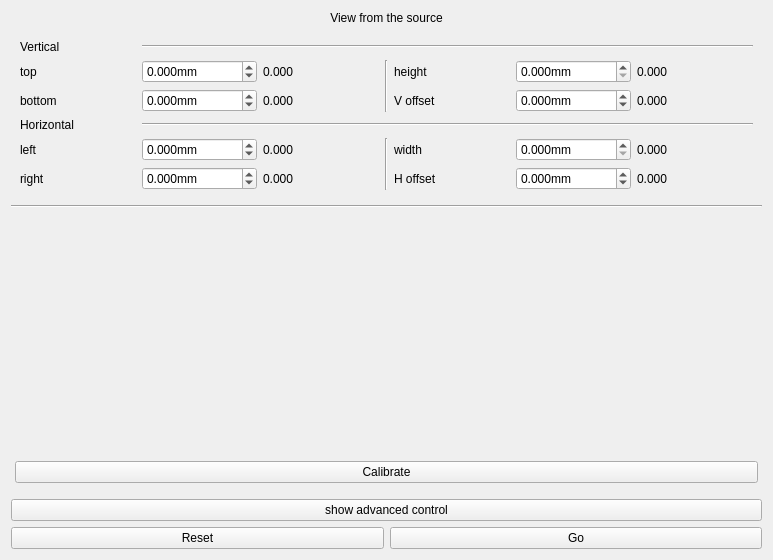
Old version of the form hhlSlits/hhlSlitsGui/hhlSlitsGui.ui in the repository MatthewJCameron/imbl.
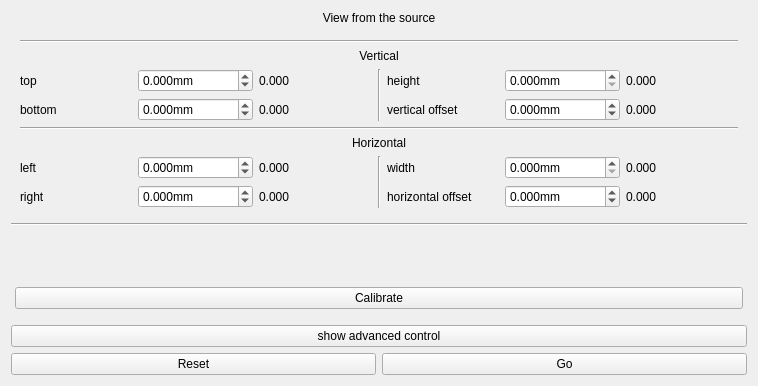
New version of the form. Custom widgets are drawn as their Qt base class.

```diff
--- a/hhlSlits/hhlSlitsGui/hhlSlitsGui.ui
+++ b/hhlSlits/hhlSlitsGui/hhlSlitsGui.ui
@@ -6,8 +6,8 @@
    <rect>
     <x>0</x>
     <y>0</y>
-    <width>773</width>
-    <height>560</height>
+    <width>758</width>
+    <height>386</height>
    </rect>
   </property>
   <property name="windowTitle">
@@ -30,40 +30,40 @@
    <item>
     <widget class="QWidget" name="control" native="true">
      <layout class="QGridLayout" name="gridLayout">
-      <item row="1" column="0">
+      <item row="2" column="0">
        <widget class="QLabel" name="label_2">
         <property name="text">
          <string>top</string>
         </property>
        </widget>
       </item>
-      <item row="2" column="0">
+      <item row="3" column="0">
        <widget class="QLabel" name="label_3">
         <property name="text">
          <string>bottom</string>
         </property>
        </widget>
       </item>
-      <item row="1" column="1">
-       <widget class="QDoubleSpinBoxEntered" name="tpG">
-        <property name="suffix">
-         <string>mm</string>
-        </property>
-        <property name="decimals">
-         <number>3</number>
-        </property>
-        <property name="minimum">
-         <double>-999999999.000000000000000</double>
-        </property>
-        <property name="maximum">
-         <double>999999999.000000000000000</double>
-        </property>
-        <property name="singleStep">
-         <double>0.100000000000000</double>
-        </property>
-       </widget>
-      </item>
       <item row="2" column="1">
+       <widget class="QDoubleSpinBoxEntered" name="tpG">
+        <property name="suffix">
+         <string>mm</string>
+        </property>
+        <property name="decimals">
+         <number>3</number>
+        </property>
+        <property name="minimum">
+         <double>-999999999.000000000000000</double>
+        </property>
+        <property name="maximum">
+         <double>999999999.000000000000000</double>
+        </property>
+        <property name="singleStep">
+         <double>0.100000000000000</double>
+        </property>
+       </widget>
+      </item>
+      <item row="3" column="1">
        <widget class="QDoubleSpinBoxEntered" name="bpG">
         <property name="suffix">
          <string>mm</string>
@@ -82,86 +82,58 @@
         </property>
        </widget>
       </item>
-      <item row="1" column="2">
-       <widget class="QLabel" name="tpV">
-        <property name="text">
-         <string>0.000</string>
-        </property>
-       </widget>
-      </item>
       <item row="2" column="2">
+       <widget class="QLabel" name="tpV">
+        <property name="text">
+         <string>0.000</string>
+        </property>
+       </widget>
+      </item>
+      <item row="3" column="2">
        <widget class="QLabel" name="bpV">
         <property name="text">
          <string>0.000</string>
         </property>
        </widget>
       </item>
-      <item row="0" column="0">
-       <widget class="QLabel" name="label">
-        <property name="text">
-         <string>Vertical</string>
-        </property>
-       </widget>
-      </item>
-      <item row="0" column="1" colspan="6">
-       <widget class="Line" name="line">
-        <property name="orientation">
-         <enum>Qt::Horizontal</enum>
-        </property>
-       </widget>
-      </item>
-      <item row="3" column="0">
-       <widget class="QLabel" name="label_4">
-        <property name="text">
-         <string>Horizontal</string>
-        </property>
-       </widget>
-      </item>
-      <item row="1" column="3" rowspan="2">
+      <item row="2" column="3" rowspan="2">
        <widget class="Line" name="line_2">
         <property name="orientation">
          <enum>Qt::Vertical</enum>
         </property>
        </widget>
       </item>
-      <item row="1" column="4">
+      <item row="2" column="4">
        <widget class="QLabel" name="label_5">
         <property name="text">
          <string>height</string>
         </property>
        </widget>
       </item>
-      <item row="2" column="4">
+      <item row="3" column="4">
        <widget class="QLabel" name="label_6">
         <property name="text">
-         <string>V offset</string>
-        </property>
-       </widget>
-      </item>
-      <item row="3" column="1" colspan="6">
-       <widget class="Line" name="line_3">
-        <property name="orientation">
-         <enum>Qt::Horizontal</enum>
-        </property>
-       </widget>
-      </item>
-      <item row="1" column="5">
-       <widget class="QDoubleSpinBoxEntered" name="voG">
-        <property name="suffix">
-         <string>mm</string>
-        </property>
-        <property name="decimals">
-         <number>3</number>
-        </property>
-        <property name="maximum">
-         <double>999999999.000000000000000</double>
-        </property>
-        <property name="singleStep">
-         <double>0.100000000000000</double>
+         <string>vertical offset</string>
         </property>
        </widget>
       </item>
       <item row="2" column="5">
+       <widget class="QDoubleSpinBoxEntered" name="voG">
+        <property name="suffix">
+         <string>mm</string>
+        </property>
+        <property name="decimals">
+         <number>3</number>
+        </property>
+        <property name="maximum">
+         <double>999999999.000000000000000</double>
+        </property>
+        <property name="singleStep">
+         <double>0.100000000000000</double>
+        </property>
+       </widget>
+      </item>
+      <item row="3" column="5">
        <widget class="QDoubleSpinBoxEntered" name="vpG">
         <property name="suffix">
          <string>mm</string>
@@ -180,49 +152,49 @@
         </property>
        </widget>
       </item>
-      <item row="1" column="6">
-       <widget class="QLabel" name="voV">
-        <property name="text">
-         <string>0.000</string>
-        </property>
-       </widget>
-      </item>
       <item row="2" column="6">
+       <widget class="QLabel" name="voV">
+        <property name="text">
+         <string>0.000</string>
+        </property>
+       </widget>
+      </item>
+      <item row="3" column="6">
        <widget class="QLabel" name="vpV">
         <property name="text">
          <string>0.000</string>
         </property>
        </widget>
       </item>
-      <item row="4" column="0">
+      <item row="6" column="0">
        <widget class="QLabel" name="label_7">
         <property name="text">
          <string>left</string>
         </property>
        </widget>
       </item>
-      <item row="4" column="4">
+      <item row="6" column="4">
        <widget class="QLabel" name="label_8">
         <property name="text">
          <string>width</string>
         </property>
        </widget>
       </item>
-      <item row="4" column="2">
+      <item row="6" column="2">
        <widget class="QLabel" name="lpV">
         <property name="text">
          <string>0.000</string>
         </property>
        </widget>
       </item>
-      <item row="4" column="6">
+      <item row="6" column="6">
        <widget class="QLabel" name="hoV">
         <property name="text">
          <string>0.000</string>
         </property>
        </widget>
       </item>
-      <item row="4" column="1">
+      <item row="6" column="1">
        <widget class="QDoubleSpinBoxEntered" name="lpG">
         <property name="suffix">
          <string>mm</string>
@@ -241,7 +213,7 @@
         </property>
        </widget>
       </item>
-      <item row="4" column="5">
+      <item row="6" column="5">
        <widget class="QDoubleSpinBoxEntered" name="hoG">
         <property name="suffix">
          <string>mm</string>
@@ -257,28 +229,28 @@
         </property>
        </widget>
       </item>
-      <item row="5" column="0">
+      <item row="7" column="0">
        <widget class="QLabel" name="label_9">
         <property name="text">
          <string>right</string>
         </property>
        </widget>
       </item>
-      <item row="5" column="2">
+      <item row="7" column="2">
        <widget class="QLabel" name="rpV">
         <property name="text">
          <string>0.000</string>
         </property>
        </widget>
       </item>
-      <item row="5" column="4">
+      <item row="7" column="4">
        <widget class="QLabel" name="label_10">
         <property name="text">
-         <string>H offset</string>
+         <string>horizontal offset</string>
         </property>
        </widget>
       </item>
-      <item row="5" column="1">
+      <item row="7" column="1">
        <widget class="QDoubleSpinBoxEntered" name="rpG">
         <property name="suffix">
          <string>mm</string>
@@ -297,7 +269,7 @@
         </property>
        </widget>
       </item>
-      <item row="5" column="5">
+      <item row="7" column="5">
        <widget class="QDoubleSpinBoxEntered" name="hpG">
         <property name="suffix">
          <string>mm</string>
@@ -316,20 +288,54 @@
         </property>
        </widget>
       </item>
-      <item row="5" column="6">
+      <item row="7" column="6">
        <widget class="QLabel" name="hpV">
         <property name="text">
          <string>0.000</string>
         </property>
        </widget>
       </item>
-      <item row="4" column="3" rowspan="2">
+      <item row="6" column="3" rowspan="2">
        <widget class="Line" name="line_4">
         <property name="orientation">
          <enum>Qt::Vertical</enum>
         </property>
        </widget>
       </item>
+      <item row="0" column="0" colspan="7">
+       <widget class="Line" name="line">
+        <property name="orientation">
+         <enum>Qt::Horizontal</enum>
+        </property>
+       </widget>
+      </item>
+      <item row="4" column="0" colspan="7">
+       <widget class="Line" name="line_3">
+        <property name="orientation">
+         <enum>Qt::Horizontal</enum>
+        </property>
+       </widget>
+      </item>
+      <item row="5" column="2" colspan="3">
+       <widget class="QLabel" name="label_4">
+        <property name="text">
+         <string>Horizontal</string>
+        </property>
+        <property name="alignment">
+         <set>Qt::AlignCenter</set>
+        </property>
+       </widget>
+      </item>
+      <item row="1" column="2" colspan="3">
+       <widget class="QLabel" name="label">
+        <property name="text">
+         <string>Vertical</string>
+        </property>
+        <property name="alignment">
+         <set>Qt::AlignCenter</set>
+        </property>
+       </widget>
+      </item>
      </layout>
     </widget>
    </item>
```
